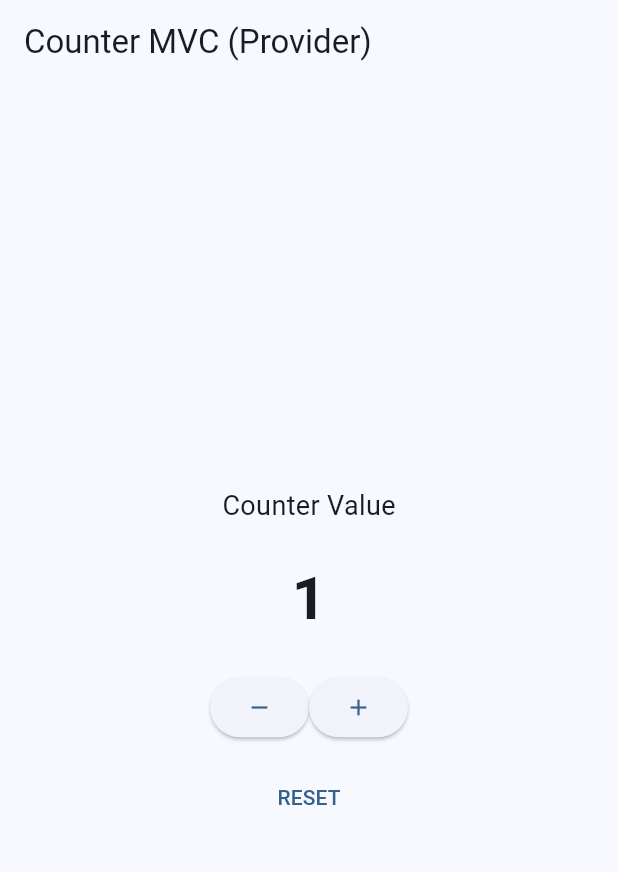
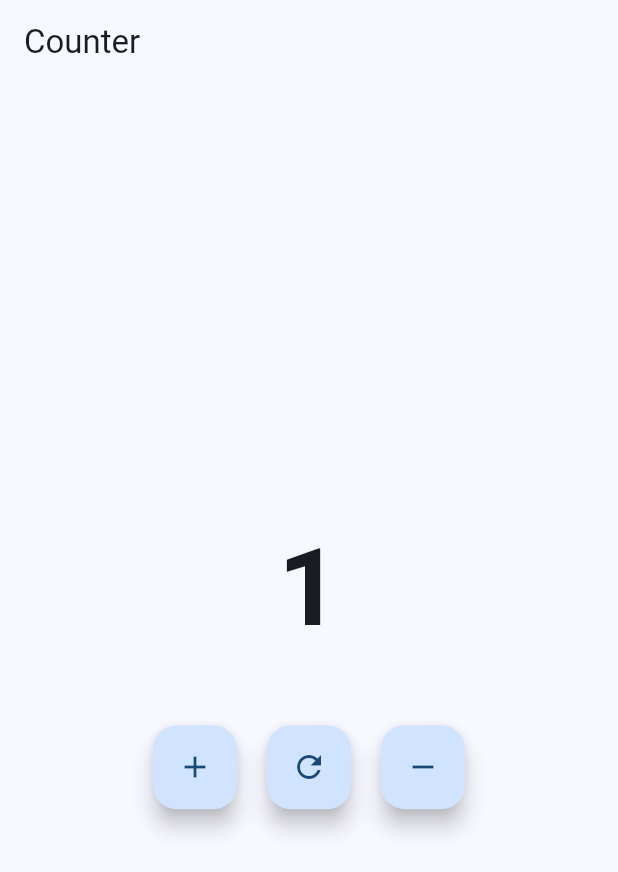
Before and after one commit to Vinisha-Luhar/login_signup_flutter, a Flutter app: the screen it shows after launch, after a tap on the "add" icon, on a phone screen of 412 x 824 dp. Shown: the top 872 px of the screen. Run offline on Flutter 3.47's test engine with Material 3 defaults, Android fonts, the phone set to English and light mode, and no system bars; our stand-ins replace flutter_riverpod.

Commit message:
Implemented Counter App using Riverpod with MVVM architecture

```diff
--- /dev/null
+++ b/lib/features/counter/mvvm/model/counter_model.dart
@@ -0,0 +1,10 @@
+
+class CounterModel{
+  int value;
+
+  CounterModel({this.value = 0});
+
+  CounterModel copyWith({int? value}){
+    return CounterModel(value: value ?? this.value);
+  }
+}
--- /dev/null
+++ b/lib/features/counter/mvvm/view/counter_view.dart
@@ -0,0 +1,39 @@
+
+import 'package:flutter/material.dart';
+import 'package:flutter_riverpod/flutter_riverpod.dart';
+import 'package:login_signup/features/counter/mvvm/view_model/CounterViewModel.dart';
+
+class CounterView extends ConsumerWidget{
+  const CounterView({super.key});
+
+
+  @override
+  Widget build(BuildContext context, WidgetRef ref) {
+    final counter=ref.watch(counterViewModelProvider);
+    final viewModel = ref.read(counterViewModelProvider.notifier);
+
+    return Scaffold(
+      appBar: AppBar(title: Text('Counter')),
+      body: Center(
+        child: Column(
+          mainAxisAlignment: MainAxisAlignment.center,
+          children: [
+            Text('${counter.value}',style: TextStyle(fontSize: 72, fontWeight: FontWeight.bold)),
+            const SizedBox(height: 40,),
+            Row(
+              mainAxisAlignment: MainAxisAlignment.center,
+              children: [
+                FloatingActionButton(onPressed: viewModel.increment,child: Icon(Icons.add),),
+                const SizedBox(width: 20),
+                FloatingActionButton(onPressed: viewModel.reset,child: Icon(Icons.refresh),),
+                const SizedBox(width: 20),
+                FloatingActionButton(onPressed: viewModel.decrement,child: Icon(Icons.remove),),
+              ],
+            )
+          ],
+        ),
+      ),
+    );
+  }
+
+}
--- /dev/null
+++ b/lib/features/counter/mvvm/view_model/CounterViewModel.dart
@@ -0,0 +1,31 @@
+
+import 'package:flutter_riverpod/flutter_riverpod.dart';
+import 'package:login_signup/features/counter/mvvm/model/counter_model.dart';
+
+
+class CounterViewModel extends Notifier<CounterModel>{
+
+  @override
+  CounterModel build() {
+    return CounterModel(value: 0);
+  }
+
+  void increment()
+  {
+    state = state.copyWith(value: state.value + 1);
+  }
+
+  void decrement()
+  {
+    state = state.copyWith(value: state.value - 1);
+  }
+
+  void reset()
+  {
+    state = CounterModel(value: 0);
+  }
+}
+
+final counterViewModelProvider = NotifierProvider<CounterViewModel,CounterModel>((){
+  return CounterViewModel();
+});
--- a/lib/main.dart
+++ b/lib/main.dart
@@ -1,21 +1,18 @@
 import 'dart:async';
 
 import 'package:flutter/material.dart';
+import 'package:flutter_riverpod/flutter_riverpod.dart';
 import 'package:login_signup/AnimatedSplashScreen.dart';
 import 'package:login_signup/AssetSplashScreen.dart';
 import 'package:login_signup/GradientSplashScreen.dart';
 import 'package:login_signup/LoadingSplashScreen.dart';
 import 'package:login_signup/features/counter/mvc/controller/counter_controller.dart';
-import 'package:login_signup/features/counter/mvc/view/counter_view.dart';
+import 'package:login_signup/features/counter/mvvm/view/counter_view.dart';
 import 'package:provider/provider.dart';
 
 void main() {
   runApp(
-      MultiProvider(providers: [
-        ChangeNotifierProvider(create: (context) => CounterController())
-      ],
-      child: const MyApp()
-      )
+     ProviderScope(child: const MyApp())
   );
 }
 
@@ -29,7 +26,7 @@ class MyApp extends StatelessWidget {
         colorScheme: ColorScheme.fromSeed(seedColor: Colors.blue),
       ),
       debugShowCheckedModeBanner: false,
-      home: const CounterView(),
+      home: CounterView(),
     );
   }
 }
--- a/pubspec.yaml
+++ b/pubspec.yaml
@@ -39,6 +39,7 @@ dependencies:
   internet_connection_checker: 3.0.1
   permission_handler: 12.0.1
   provider: ^6.1.5+1
+  flutter_riverpod: ^3.0.3
 
 dev_dependencies:
   flutter_test:
```
Also changed, not shown: pubspec.lock.
